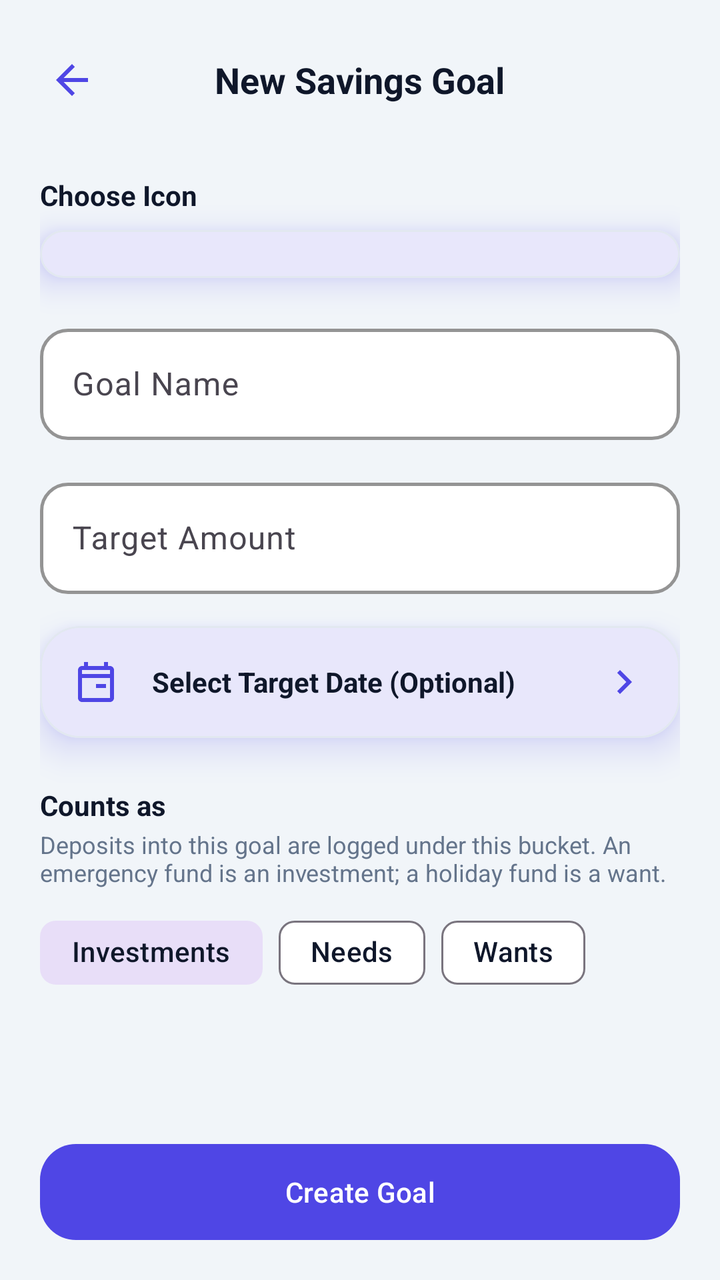
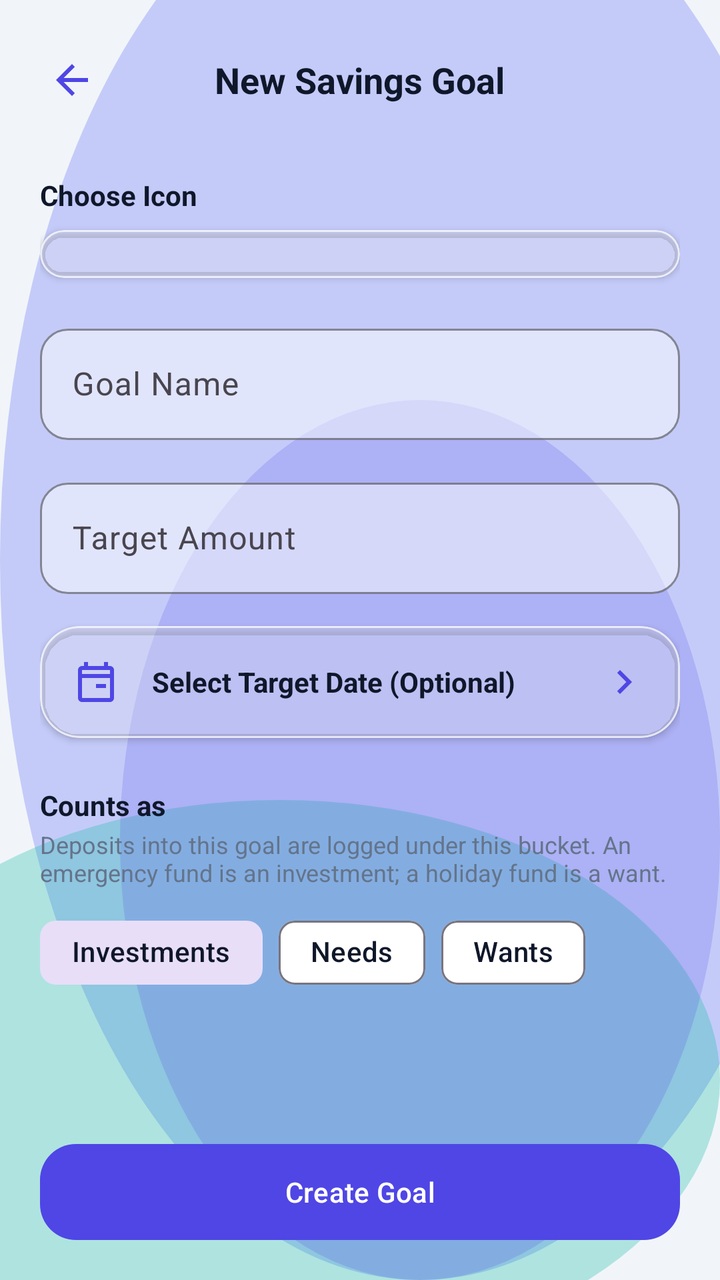

Two renders of the same Android screen: before a commit and after it. Below are the layout's source before the change and the commit's diff.
<!-- AndroidManifest.xml: application theme Theme.MoneyLens -->
<!-- res/layout/activity_add_savings_goal.xml -->
<?xml version="1.0" encoding="utf-8"?>
<androidx.constraintlayout.widget.ConstraintLayout xmlns:android="http://schemas.android.com/apk/res/android"
    xmlns:app="http://schemas.android.com/apk/res-auto"
    xmlns:tools="http://schemas.android.com/tools"
    android:layout_width="match_parent"
    android:layout_height="match_parent"
    android:background="@color/colorBackground">

    
    <RelativeLayout
        android:id="@+id/layoutAppBar"
        android:layout_width="match_parent"
        android:layout_height="56dp"
        android:layout_marginTop="12dp"
        android:paddingHorizontal="16dp"
        app:layout_constraintTop_toTopOf="parent">

        <ImageView
            android:id="@+id/btnBack"
            android:layout_width="40dp"
            android:layout_height="40dp"
            android:layout_centerVertical="true"
            android:padding="8dp"
            android:src="@drawable/ic_back"
            android:background="?attr/selectableItemBackgroundBorderless" />

        <TextView
            android:layout_width="wrap_content"
            android:layout_height="wrap_content"
            android:layout_centerInParent="true"
            android:text="New Savings Goal"
            android:textColor="@color/colorTextPrimary"
            android:textSize="18sp"
            android:textStyle="bold" />
    </RelativeLayout>

    <androidx.core.widget.NestedScrollView
        android:layout_width="match_parent"
        android:layout_height="0dp"
        android:fillViewport="true"
        app:layout_constraintBottom_toTopOf="@+id/btnCreateGoal"
        app:layout_constraintTop_toBottomOf="@+id/layoutAppBar">

        <LinearLayout
            android:layout_width="match_parent"
            android:layout_height="wrap_content"
            android:orientation="vertical"
            android:padding="20dp">

            
            <TextView
                android:layout_width="wrap_content"
                android:layout_height="wrap_content"
                android:layout_marginBottom="8dp"
                android:text="Choose Icon"
                android:textColor="@color/colorTextPrimary"
                android:textSize="14sp"
                android:textStyle="bold" />

            
            <com.google.android.material.card.MaterialCardView
                style="@style/ClayCard"
                android:layout_width="match_parent"
                android:layout_height="wrap_content"
                android:layout_marginBottom="20dp">

                <androidx.recyclerview.widget.RecyclerView
                    android:id="@+id/rvEmojiPicker"
                    android:layout_width="match_parent"
                    android:layout_height="wrap_content"
                    android:padding="12dp"
                    app:layoutManager="androidx.recyclerview.widget.GridLayoutManager"
                    app:spanCount="4"
                    tools:listitem="@layout/item_category_grid_cell" />
            </com.google.android.material.card.MaterialCardView>

            
            <com.google.android.material.textfield.TextInputLayout
                android:id="@+id/tilGoalName"
                style="@style/ClayInput"
                android:layout_width="match_parent"
                android:layout_height="wrap_content"
                android:layout_marginBottom="16dp"
                android:hint="Goal Name">

                <com.google.android.material.textfield.TextInputEditText
                    android:id="@+id/etGoalName"
                    android:layout_width="match_parent"
                    android:layout_height="wrap_content"
                    android:inputType="textShortMessage|textCapWords"
                    android:textColor="@color/colorTextPrimary" />
            </com.google.android.material.textfield.TextInputLayout>

            
            <com.google.android.material.textfield.TextInputLayout
                android:id="@+id/tilTargetAmount"
                style="@style/ClayInput"
                android:layout_width="match_parent"
                android:layout_height="wrap_content"
                android:layout_marginBottom="16dp"
                android:hint="Target Amount">

                <com.google.android.material.textfield.TextInputEditText
                    android:id="@+id/etTargetAmount"
                    android:layout_width="match_parent"
                    android:layout_height="wrap_content"
                    android:inputType="numberDecimal"
                    android:textColor="@color/colorTextPrimary" />
                </com.google.android.material.textfield.TextInputLayout>

            
            <com.google.android.material.card.MaterialCardView
                android:id="@+id/cardDeadlinePicker"
                style="@style/ClayCard"
                android:layout_width="match_parent"
                android:layout_height="wrap_content"
                android:layout_marginBottom="24dp"
                android:clickable="true"
                android:focusable="true">

                <RelativeLayout
                    android:layout_width="match_parent"
                    android:layout_height="wrap_content"
                    android:padding="16dp">

                    <ImageView
                        android:id="@+id/imgCalendarIcon"
                        android:layout_width="24dp"
                        android:layout_height="24dp"
                        android:layout_centerVertical="true"
                        android:src="@drawable/ic_calendar" />

                    <TextView
                        android:id="@+id/txtDeadlineDate"
                        android:layout_width="wrap_content"
                        android:layout_height="wrap_content"
                        android:layout_centerVertical="true"
                        android:layout_marginStart="16dp"
                        android:layout_toEndOf="@+id/imgCalendarIcon"
                        android:text="Select Target Date (Optional)"
                        android:textColor="@color/colorTextPrimary"
                        android:textSize="14sp"
                        android:textStyle="bold" />

                    <ImageView
                        android:layout_width="24dp"
                        android:layout_height="24dp"
                        android:layout_alignParentEnd="true"
                        android:layout_centerVertical="true"
                        android:src="@drawable/ic_chevron_right" />
                </RelativeLayout>
            </com.google.android.material.card.MaterialCardView>

            
            <TextView
                android:layout_width="wrap_content"
                android:layout_height="wrap_content"
                android:text="Counts as"
                android:textColor="@color/colorTextPrimary"
                android:textSize="14sp"
                android:textStyle="bold" />

            <TextView
                android:layout_width="match_parent"
                android:layout_height="wrap_content"
                android:layout_marginTop="2dp"
                android:text="Deposits into this goal are logged under this bucket. An emergency fund is an investment; a holiday fund is a want."
                android:textColor="@color/colorTextSecondary"
                android:textSize="12sp" />

            <com.google.android.material.chip.ChipGroup
                android:id="@+id/chipGroupBucket"
                android:layout_width="match_parent"
                android:layout_height="wrap_content"
                android:layout_marginTop="8dp"
                android:layout_marginBottom="24dp"
                app:singleSelection="true">

                <com.google.android.material.chip.Chip
                    android:id="@+id/chipBucketInvestments"
                    android:layout_width="wrap_content"
                    android:layout_height="wrap_content"
                    android:checkable="true"
                    android:checked="true"
                    android:text="Investments" />

                <com.google.android.material.chip.Chip
                    android:id="@+id/chipBucketNeeds"
                    android:layout_width="wrap_content"
                    android:layout_height="wrap_content"
                    android:checkable="true"
                    android:text="Needs" />

                <com.google.android.material.chip.Chip
                    android:id="@+id/chipBucketWants"
                    android:layout_width="wrap_content"
                    android:layout_height="wrap_content"
                    android:checkable="true"
                    android:text="Wants" />
            </com.google.android.material.chip.ChipGroup>

        </LinearLayout>
    </androidx.core.widget.NestedScrollView>

    
    <com.google.android.material.button.MaterialButton
        android:id="@+id/btnCreateGoal"
        style="@style/ClayButton"
        android:layout_width="match_parent"
        android:layout_height="wrap_content"
        android:layout_margin="20dp"
        android:text="Create Goal"
        app:layout_constraintBottom_toBottomOf="parent"
        app:layout_constraintEnd_toEndOf="parent"
        app:layout_constraintStart_toStartOf="parent" />

    
    <FrameLayout
        android:id="@+id/loaderOverlay"
        android:layout_width="match_parent"
        android:layout_height="match_parent"
        android:background="@color/colorScrim"
        android:visibility="gone"
        app:layout_constraintBottom_toBottomOf="parent"
        app:layout_constraintEnd_toEndOf="parent"
        app:layout_constraintStart_toStartOf="parent"
        app:layout_constraintTop_toTopOf="parent">

        <ProgressBar
            android:layout_width="wrap_content"
            android:layout_height="wrap_content"
            android:layout_gravity="center"
            android:indeterminateTint="@color/colorPrimary" />
    </FrameLayout>

</androidx.constraintlayout.widget.ConstraintLayout>
<!-- res/layout/item_category_grid_cell.xml (included above) -->
<?xml version="1.0" encoding="utf-8"?>
<LinearLayout xmlns:android="http://schemas.android.com/apk/res/android"
    xmlns:app="http://schemas.android.com/apk/res-auto"
    android:layout_width="match_parent"
    android:layout_height="wrap_content"
    android:gravity="center"
    android:orientation="vertical"
    android:padding="8dp">

    
    <com.google.android.material.card.MaterialCardView
        android:id="@+id/cardCategoryIcon"
        style="@style/ClayCard"
        android:layout_width="60dp"
        android:layout_height="60dp"
        app:cardCornerRadius="18dp"
        app:cardElevation="2dp"
        app:strokeColor="@color/colorCardBorder"
        app:strokeWidth="1dp"
        android:clickable="false"
        android:focusable="false">

        <FrameLayout
            android:id="@+id/layoutIconCircle"
            android:layout_width="match_parent"
            android:layout_height="match_parent"
            android:background="@color/colorSurface">

            <TextView
                android:id="@+id/txtCategoryEmoji"
                android:layout_width="wrap_content"
                android:layout_height="wrap_content"
                android:layout_gravity="center"
                android:text="🍔"
                android:textSize="22sp" />
        </FrameLayout>
    </com.google.android.material.card.MaterialCardView>

    
    <TextView
        android:id="@+id/txtCategoryName"
        android:layout_width="wrap_content"
        android:layout_height="wrap_content"
        android:layout_marginTop="6dp"
        android:ellipsize="end"
        android:maxLines="1"
        android:text="Food"
        android:textColor="@color/colorTextSecondary"
        android:textSize="11sp"
        android:gravity="center" />

</LinearLayout>
<!-- resources referenced by this layout -->
<resources>
  <style name="ClayButton" parent="Widget.Material3.Button">
          <item name="cornerRadius">@dimen/clay_button_radius</item>
          <item name="android:paddingVertical">14dp</item>
          <item name="backgroundTint">@color/colorPrimary</item>
          <item name="android:textColor">@color/colorOnPrimary</item>
          <item name="iconTint">@color/colorOnPrimary</item>
          <item name="android:elevation">6dp</item>
          <item name="android:outlineSpotShadowColor" tools:targetApi="p">@color/colorPrimaryShadow</item>
          <item name="android:insetTop">0dp</item>
          <item name="android:insetBottom">0dp</item>
      </style>
  <style name="ClayCard" parent="Widget.Material3.CardView.Elevated">
          <item name="cardCornerRadius">@dimen/clay_card_radius</item>
          <item name="cardElevation">10dp</item>
          <item name="android:stateListAnimator">@null</item>
          <item name="strokeColor">@color/colorCardBorder</item>
          <item name="strokeWidth">1dp</item>
          <item name="cardBackgroundColor">@color/colorSurface</item>
          <item name="android:outlineSpotShadowColor" tools:targetApi="p">@color/colorPrimary</item>
          <item name="android:outlineAmbientShadowColor" tools:targetApi="p">@color/colorPrimary</item>
      </style>
  <style name="ClayInput" parent="Widget.Material3.TextInputLayout.OutlinedBox">
          <item name="boxCornerRadiusTopStart">@dimen/clay_input_radius</item>
          <item name="boxCornerRadiusTopEnd">@dimen/clay_input_radius</item>
          <item name="boxCornerRadiusBottomStart">@dimen/clay_input_radius</item>
          <item name="boxCornerRadiusBottomEnd">@dimen/clay_input_radius</item>
          <item name="boxStrokeColor">@color/colorCardBorder</item>
          <item name="boxStrokeWidth">1.5dp</item>
          <item name="boxStrokeWidthFocused">2.5dp</item>
          <item name="boxBackgroundColor">@color/colorSurface</item>
          <item name="hintTextColor">@color/colorPrimary</item>
      </style>
  <color name="colorPrimaryShadow">#3730A3</color>
  <style name="Base.Theme.MoneyLens" parent="Theme.Material3.Light.NoActionBar">
          
          <item name="colorPrimary">@color/colorPrimary</item>
          <item name="colorOnPrimary">@color/colorOnPrimary</item>
          <item name="colorSecondary">@color/colorSecondary</item>
          <item name="colorError">@color/colorDanger</item>
          <item name="android:windowBackground">@color/colorBackground</item>
          <item name="colorSurface">@color/colorSurface</item>
          <item name="android:colorBackground">@color/colorBackground</item>
          <item name="colorOnSurface">@color/colorTextPrimary</item>
  
          
          <item name="android:statusBarColor">@color/colorBackground</item>
          <item name="android:windowLightStatusBar" tools:targetApi="m">true</item>
          <item name="android:navigationBarColor">@color/colorBackground</item>
      </style>
  <!-- unchanged entries left out for length: 17 -->
</resources>

<!-- the commit's change to res/layout/activity_add_savings_goal.xml (unified diff, before → after) -->
@@ -4,7 +4,7 @@
     xmlns:tools="http://schemas.android.com/tools"
     android:layout_width="match_parent"
     android:layout_height="match_parent"
-    android:background="@color/colorBackground">
+    android:background="@drawable/bg_mesh_gradient">
 
     
     <RelativeLayout
@@ -261,7 +261,7 @@
             android:id="@+id/layoutIconCircle"
             android:layout_width="match_parent"
             android:layout_height="match_parent"
-            android:background="@color/colorSurface">
+            android:background="@drawable/bg_glass_card">
 
             <TextView
                 android:id="@+id/txtCategoryEmoji"
<!-- resource entries referenced after the edit -->
@@ -1,40 +1,81 @@
 <!-- resources referenced by this layout -->
 <resources>
+  <!-- drawable bg_glass_card (drawable) -->
+  <?xml version="1.0" encoding="utf-8"?>
+  <shape xmlns:android="http://schemas.android.com/apk/res/android"
+      android:shape="rectangle">
+      <solid android:color="@color/glassCardBg" />
+      <corners android:radius="20dp" />
+      <stroke android:width="1dp" android:color="@color/glassCardBorder" />
+  </shape>
+  <!-- drawable bg_mesh_gradient (drawable) -->
+  <?xml version="1.0" encoding="utf-8"?>
+  <layer-list xmlns:android="http://schemas.android.com/apk/res/android">
+      
+      <item>
+          <shape android:shape="rectangle">
+              <solid android:color="@color/colorBackground" />
+          </shape>
+      </item>
+      
+      <item android:top="-80dp" android:right="-60dp">
+          <shape android:shape="oval">
+              <solid android:color="@color/glassMeshOrb1" />
+              <size android:width="280dp" android:height="280dp" />
+          </shape>
+      </item>
+      
+      <item android:bottom="-40dp" android:left="-80dp" android:top="400dp">
+          <shape android:shape="oval">
+              <solid android:color="@color/glassMeshOrb2" />
+              <size android:width="240dp" android:height="240dp" />
+          </shape>
+      </item>
+      
+      <item android:top="200dp" android:left="60dp">
+          <shape android:shape="oval">
+              <solid android:color="@color/glassMeshOrb3" />
+              <size android:width="200dp" android:height="200dp" />
+          </shape>
+      </item>
+  </layer-list>
   <style name="ClayButton" parent="Widget.Material3.Button">
           <item name="cornerRadius">@dimen/clay_button_radius</item>
           <item name="android:paddingVertical">14dp</item>
           <item name="backgroundTint">@color/colorPrimary</item>
           <item name="android:textColor">@color/colorOnPrimary</item>
           <item name="iconTint">@color/colorOnPrimary</item>
-          <item name="android:elevation">6dp</item>
-          <item name="android:outlineSpotShadowColor" tools:targetApi="p">@color/colorPrimaryShadow</item>
+          <item name="android:elevation">4dp</item>
           <item name="android:insetTop">0dp</item>
           <item name="android:insetBottom">0dp</item>
       </style>
   <style name="ClayCard" parent="Widget.Material3.CardView.Elevated">
           <item name="cardCornerRadius">@dimen/clay_card_radius</item>
-          <item name="cardElevation">10dp</item>
+          <item name="cardElevation">2dp</item>
           <item name="android:stateListAnimator">@null</item>
-          <item name="strokeColor">@color/colorCardBorder</item>
+          <item name="strokeColor">@color/glassCardBorder</item>
           <item name="strokeWidth">1dp</item>
-          <item name="cardBackgroundColor">@color/colorSurface</item>
-          <item name="android:outlineSpotShadowColor" tools:targetApi="p">@color/colorPrimary</item>
-          <item name="android:outlineAmbientShadowColor" tools:targetApi="p">@color/colorPrimary</item>
+          <item name="cardBackgroundColor">@color/glassCardBg</item>
       </style>
   <style name="ClayInput" parent="Widget.Material3.TextInputLayout.OutlinedBox">
           <item name="boxCornerRadiusTopStart">@dimen/clay_input_radius</item>
           <item name="boxCornerRadiusTopEnd">@dimen/clay_input_radius</item>
           <item name="boxCornerRadiusBottomStart">@dimen/clay_input_radius</item>
           <item name="boxCornerRadiusBottomEnd">@dimen/clay_input_radius</item>
-          <item name="boxStrokeColor">@color/colorCardBorder</item>
-          <item name="boxStrokeWidth">1.5dp</item>
-          <item name="boxStrokeWidthFocused">2.5dp</item>
-          <item name="boxBackgroundColor">@color/colorSurface</item>
+          <item name="boxStrokeColor">@color/glassInputBorder</item>
+          <item name="boxStrokeWidth">1dp</item>
+          <item name="boxStrokeWidthFocused">2dp</item>
+          <item name="boxBackgroundColor">@color/glassInputBg</item>
           <item name="hintTextColor">@color/colorPrimary</item>
       </style>
-  <color name="colorPrimaryShadow">#3730A3</color>
+  <color name="glassCardBg">#8CFFFFFF</color>
+  <color name="glassCardBorder">#B3FFFFFF</color>
+  <color name="glassMeshOrb1">#66818CF8</color>
+  <color name="glassMeshOrb2">#4D14B8A6</color>
+  <color name="glassMeshOrb3">#334F46E5</color>
+  <color name="glassInputBorder">#A6FFFFFF</color>
+  <color name="glassInputBg">#80FFFFFF</color>
   <style name="Base.Theme.MoneyLens" parent="Theme.Material3.Light.NoActionBar">
-          
           <item name="colorPrimary">@color/colorPrimary</item>
           <item name="colorOnPrimary">@color/colorOnPrimary</item>
           <item name="colorSecondary">@color/colorSecondary</item>
@@ -45,9 +86,10 @@
           <item name="colorOnSurface">@color/colorTextPrimary</item>
   
           
-          <item name="android:statusBarColor">@color/colorBackground</item>
+          <item name="android:statusBarColor">@android:color/transparent</item>
           <item name="android:windowLightStatusBar" tools:targetApi="m">true</item>
-          <item name="android:navigationBarColor">@color/colorBackground</item>
+          <item name="android:navigationBarColor">@android:color/transparent</item>
+          <item name="android:windowDrawsSystemBarBackgrounds">true</item>
       </style>
   <!-- unchanged entries left out for length: 17 -->
 </resources>
